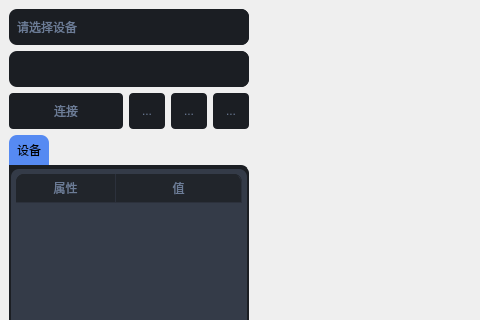
Qt form src/perfcat/pages/profiler/profiler.ui (kaluluosi/PerformanceCatcher) before a commit; both pictures show x 0 to 480 and y 0 to 320 of the 1113 by 795 pixel window.
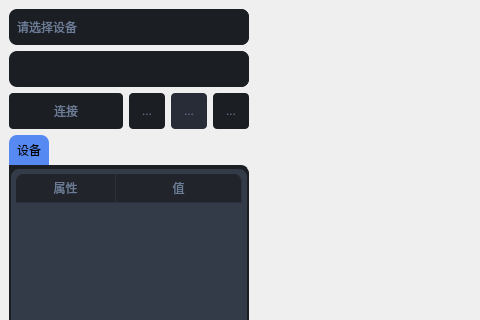
The same form after that commit. Icons and pictures are not drawn.

Commit message: 优化按钮状态 新增保存all类型，同事保存pc和xlsx报告

The edit to the form file:
```diff
--- a/src/perfcat/pages/profiler/profiler.ui
+++ b/src/perfcat/pages/profiler/profiler.ui
@@ -783,6 +783,9 @@
               </item>
               <item>
                <widget class="QToolButton" name="btn_save">
+                <property name="enabled">
+                 <bool>false</bool>
+                </property>
                 <property name="maximumSize">
                  <size>
                   <width>36</width>
```
The commit also changes 2 other files.
